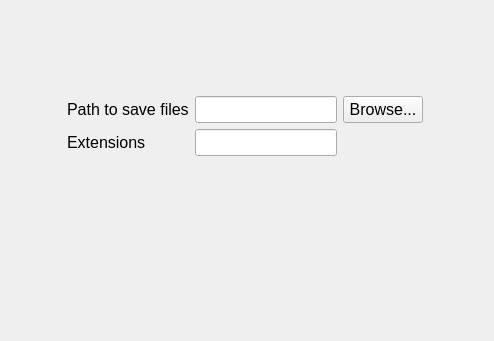
The window that LoadingFromDiskSettingsWindow.ui (sergey-nevar/USBCopyist) describes before a commit, drawn with Qt 5.
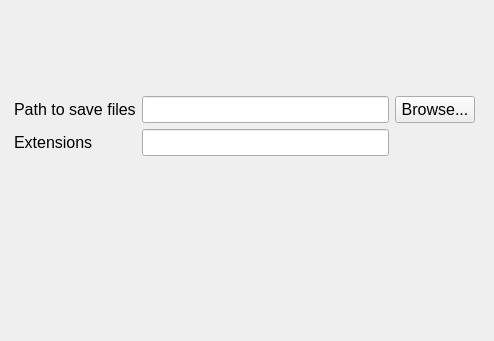
The same window after the commit.

Commit message: improve main window

What changed in the file:
```diff
--- a/LoadingFromDiskSettingsWindow.ui
+++ b/LoadingFromDiskSettingsWindow.ui
@@ -23,7 +23,7 @@
     </rect>
    </property>
    <layout class="QGridLayout" name="mainLayout">
-    <item row="1" column="1">
+    <item row="1" column="0">
      <widget class="QLabel" name="pathLabel">
       <property name="font">
        <font>
@@ -35,7 +35,7 @@
       </property>
      </widget>
     </item>
-    <item row="2" column="1">
+    <item row="2" column="0">
      <widget class="QLabel" name="extensionsLabel">
       <property name="font">
        <font>
@@ -47,7 +47,7 @@
       </property>
      </widget>
     </item>
-    <item row="1" column="3">
+    <item row="1" column="2">
      <widget class="QPushButton" name="browsePushButton">
       <property name="font">
        <font>
@@ -59,7 +59,7 @@
       </property>
      </widget>
     </item>
-    <item row="2" column="2">
+    <item row="2" column="1">
      <widget class="QLineEdit" name="extensionsLineEdit">
       <property name="font">
        <font>
@@ -68,7 +68,7 @@
       </property>
      </widget>
     </item>
-    <item row="1" column="2">
+    <item row="1" column="1">
      <widget class="QLineEdit" name="pathLineEdit">
       <property name="font">
        <font>
@@ -80,8 +80,8 @@
       </property>
      </widget>
     </item>
-    <item row="3" column="2">
-     <spacer name="verticalSpacer">
+    <item row="0" column="1">
+     <spacer name="verticalSpacer_2">
       <property name="orientation">
        <enum>Qt::Vertical</enum>
       </property>
@@ -93,34 +93,8 @@
       </property>
      </spacer>
     </item>
-    <item row="1" column="0">
-     <spacer name="horizontalSpacer">
-      <property name="orientation">
-       <enum>Qt::Horizontal</enum>
-      </property>
-      <property name="sizeHint" stdset="0">
-       <size>
-        <width>40</width>
-        <height>20</height>
-       </size>
-      </property>
-     </spacer>
-    </item>
-    <item row="1" column="4">
-     <spacer name="horizontalSpacer_2">
-      <property name="orientation">
-       <enum>Qt::Horizontal</enum>
-      </property>
-      <property name="sizeHint" stdset="0">
-       <size>
-        <width>40</width>
-        <height>20</height>
-       </size>
-      </property>
-     </spacer>
-    </item>
-    <item row="0" column="2">
-     <spacer name="verticalSpacer_2">
+    <item row="3" column="1">
+     <spacer name="verticalSpacer">
       <property name="orientation">
        <enum>Qt::Vertical</enum>
       </property>
```
The commit also changes 2 other files.
